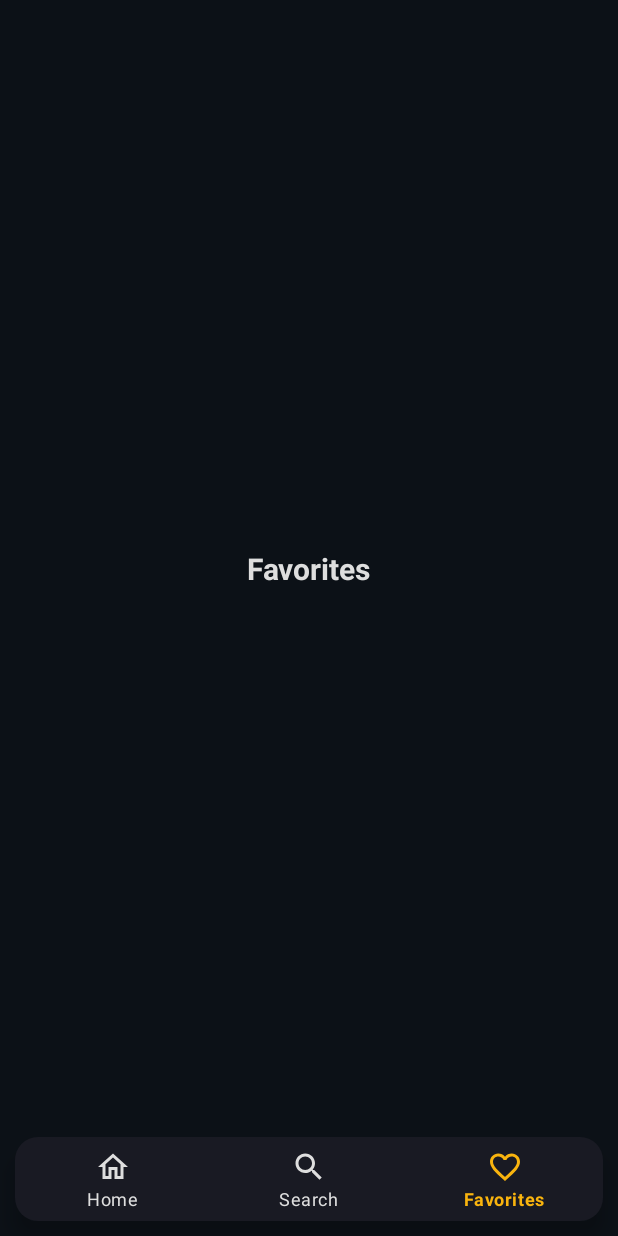
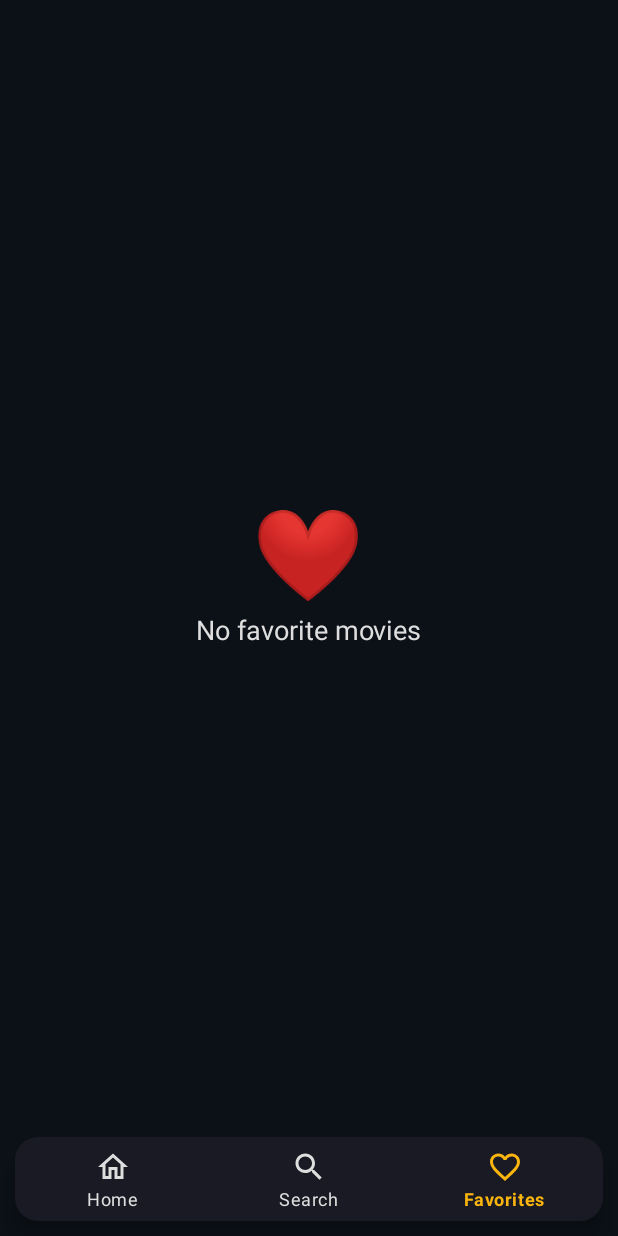
Before and after one commit to Daniel0110000/Movie-App, an Android app: the screen it shows after launch (MainActivity), item 3 of the bottom bar chosen, on a phone screen of 412 x 824 dp. Run offline under Robolectric (Android 15) with nearby library versions, the light colour scheme and no system bars; our stand-ins replace Dagger/Hilt's generated code, Picasso, Room's generated code, navigation-ui; pictures from the network do not load; 1 statement that could not run was skipped.

Commit message:
Creating the favorites window

```diff
--- a/app/src/main/java/com/example/movieapp/data/di/AppModule.kt
+++ b/app/src/main/java/com/example/movieapp/data/di/AppModule.kt
@@ -1,10 +1,15 @@
 package com.example.movieapp.data.di
 
+import android.content.Context
+import androidx.room.Room
 import com.example.movieapp.constants.ApplicationConstants.BASE_URL
 import com.example.movieapp.data.network.ApiService
+import com.example.movieapp.data.room.FavoritesDao
+import com.example.movieapp.data.room.FavoritesDatabase
 import dagger.Module
 import dagger.Provides
 import dagger.hilt.InstallIn
+import dagger.hilt.android.qualifiers.ApplicationContext
 import dagger.hilt.components.SingletonComponent
 import okhttp3.OkHttpClient
 import retrofit2.Retrofit
@@ -34,4 +39,13 @@ object AppModule {
         .readTimeout(120, TimeUnit.SECONDS)
         .build()
 
+    @Provides
+    @Singleton
+    fun providerFavoritesDao(@ApplicationContext context: Context): FavoritesDao{
+        return Room.databaseBuilder(
+            context,
+            FavoritesDatabase::class.java,
+            "favorites_database"
+        ).allowMainThreadQueries().build().getFavoritesDao()
+    }
 }
--- /dev/null
+++ b/app/src/main/java/com/example/movieapp/data/room/FavoritesDao.kt
@@ -0,0 +1,25 @@
+package com.example.movieapp.data.room
+
+import androidx.lifecycle.LiveData
+import androidx.room.Dao
+import androidx.room.Delete
+import androidx.room.Insert
+import androidx.room.OnConflictStrategy
+import androidx.room.Query
+
+@Dao
+interface FavoritesDao {
+
+    @Insert(onConflict = OnConflictStrategy.REPLACE)
+    suspend fun addFavoriteMovie(favorites: Favorites)
+
+    @Query("delete from favorites_table where movie_id =:movieId")
+    suspend fun deleteFavoriteMovie(movieId: Int)
+
+    @Query("select * from favorites_table")
+    fun getAllFavoritesMovies(): LiveData<List<Favorites>>
+
+    @Query("select * from favorites_table where movie_id =:movieId")
+    fun checkFavoriteMovie(movieId: Int): LiveData<List<Favorites>>
+
+}
--- /dev/null
+++ b/app/src/main/java/com/example/movieapp/data/room/FavoritesDatabase.kt
@@ -0,0 +1,14 @@
+package com.example.movieapp.data.room
+
+import androidx.room.Database
+import androidx.room.RoomDatabase
+
+@Database(
+    entities = [Favorites::class],
+    version = 1
+)
+abstract class FavoritesDatabase: RoomDatabase() {
+
+    abstract fun getFavoritesDao(): FavoritesDao
+
+}
--- /dev/null
+++ b/app/src/main/java/com/example/movieapp/repository/FavoritesRepository.kt
@@ -0,0 +1,18 @@
+package com.example.movieapp.repository
+
+import androidx.lifecycle.LiveData
+import com.example.movieapp.data.room.Favorites
+import com.example.movieapp.data.room.FavoritesDao
+import javax.inject.Inject
+
+class FavoritesRepository
+    @Inject
+    constructor(
+        private val favoritesDao: FavoritesDao
+    ){
+
+    fun getAllFavoritesMovie(): LiveData<List<Favorites>> {
+        return favoritesDao.getAllFavoritesMovies()
+    }
+
+}
--- a/app/src/main/java/com/example/movieapp/ui/Favorites.kt
+++ b/app/src/main/java/com/example/movieapp/ui/Favorites.kt
@@ -1,19 +1,68 @@
 package com.example.movieapp.ui
 
+import android.content.Intent
 import android.os.Bundle
 import androidx.fragment.app.Fragment
 import android.view.LayoutInflater
 import android.view.View
 import android.view.ViewGroup
+import androidx.fragment.app.viewModels
+import androidx.recyclerview.widget.GridLayoutManager
+import androidx.recyclerview.widget.LinearLayoutManager
 import com.example.movieapp.R
+import com.example.movieapp.adapter.MovieClickListener
+import com.example.movieapp.adapter.RecyclerFavoritesAdapter
+import com.example.movieapp.adapter.RecyclerMoviesAdapter
+import com.example.movieapp.data.models.TvShow
+import com.example.movieapp.databinding.FragmentFavoritesBinding
+import com.example.movieapp.viewModel.FavoritesViewModel
+import dagger.hilt.android.AndroidEntryPoint
 
-class Favorites : Fragment() {
+@AndroidEntryPoint
+class Favorites : Fragment(), MovieClickListener {
+
+    private var _binding: FragmentFavoritesBinding? = null
+    private val binding get() = _binding!!
+
+    private val viewModel: FavoritesViewModel by viewModels()
 
     override fun onCreateView(
         inflater: LayoutInflater, container: ViewGroup?,
         savedInstanceState: Bundle?
-    ): View? {
-        // Inflate the layout for this fragment
-        return inflater.inflate(R.layout.fragment_favorites, container, false)
+    ): View {
+
+        _binding = FragmentFavoritesBinding.inflate(inflater, container, false)
+
+        initUI()
+
+        return binding.root
+
+    }
+
+    private fun initUI(){
+        viewModel.allFavoriteMovies().observe(viewLifecycleOwner){ favorites ->
+            if(favorites.isNotEmpty()){
+                binding.recyclerFavorites.visibility = View.VISIBLE
+                binding.noFavoriteMoviesLayout.visibility = View.GONE
+                initRecyclerViewFavorites(favorites)
+            }else{
+                binding.noFavoriteMoviesLayout.visibility = View.VISIBLE
+                binding.recyclerFavorites.visibility = View.GONE
+            }
+        }
+    }
+
+    private fun initRecyclerViewFavorites(favoritesList: List<com.example.movieapp.data.room.Favorites>){
+        binding.recyclerFavorites.apply {
+            hasFixedSize()
+            layoutManager = GridLayoutManager(context, 2)
+            adapter = RecyclerFavoritesAdapter(favoritesList, this@Favorites)
+        }
+    }
+
+    override fun onItemClick(id: Int) {
+        val showDetails = Intent(context, ShowDetails::class.java)
+        showDetails.putExtra("id", id)
+        startActivity(showDetails)
     }
 }
--- /dev/null
+++ b/app/src/main/java/com/example/movieapp/viewModel/FavoritesViewModel.kt
@@ -0,0 +1,27 @@
+package com.example.movieapp.viewModel
+
+import androidx.lifecycle.LiveData
+import androidx.lifecycle.MutableLiveData
+import androidx.lifecycle.ViewModel
+import androidx.lifecycle.viewModelScope
+import com.example.movieapp.data.models.MovieResponse
+import com.example.movieapp.data.room.Favorites
+import com.example.movieapp.repository.FavoritesRepository
+import dagger.hilt.android.lifecycle.HiltViewModel
+import kotlinx.coroutines.Dispatchers
+import kotlinx.coroutines.launch
+import kotlinx.coroutines.withContext
+import javax.inject.Inject
+
+@HiltViewModel
+class FavoritesViewModel
+    @Inject
+    constructor(
+        private val favoritesRepository: FavoritesRepository
+    ): ViewModel() {
+
+    fun allFavoriteMovies(): LiveData<List<Favorites>>{
+        return favoritesRepository.getAllFavoritesMovie()
+    }
+
+}
--- /dev/null
+++ b/app/src/main/res/drawable/ic_delete.xml
@@ -0,0 +1,5 @@
+<vector android:height="24dp" android:tint="#FFFFFF"
+    android:viewportHeight="24" android:viewportWidth="24"
+    android:width="24dp" xmlns:android="http://schemas.android.com/apk/res/android">
+    <path android:fillColor="@android:color/white" android:pathData="M6,19c0,1.1 0.9,2 2,2h8c1.1,0 2,-0.9 2,-2V7H6v12zM19,4h-3.5l-1,-1h-5l-1,1H5v2h14V4z"/>
+</vector>
--- /dev/null
+++ b/app/src/main/res/drawable/ic_favorite.xml
@@ -0,0 +1,5 @@
+<vector android:height="24dp" android:tint="#FFFFFF"
+    android:viewportHeight="24" android:viewportWidth="24"
+    android:width="24dp" xmlns:android="http://schemas.android.com/apk/res/android">
+    <path android:fillColor="@android:color/white" android:pathData="M12,21.35l-1.45,-1.32C5.4,15.36 2,12.28 2,8.5 2,5.42 4.42,3 7.5,3c1.74,0 3.41,0.81 4.5,2.09C13.09,3.81 14.76,3 16.5,3 19.58,3 22,5.42 22,8.5c0,3.78 -3.4,6.86 -8.55,11.54L12,21.35z"/>
+</vector>
--- a/app/src/main/res/layout/activity_show_details.xml
+++ b/app/src/main/res/layout/activity_show_details.xml
@@ -53,7 +53,7 @@
             app:layout_constraintStart_toStartOf="parent" />
 
         <com.google.android.material.floatingactionbutton.FloatingActionButton
-            android:id="@+id/floatingActionButton2"
+            android:id="@+id/add_favorite_movie"
             android:layout_width="wrap_content"
             android:layout_height="wrap_content"
             android:layout_marginTop="-30dp"
@@ -64,7 +64,7 @@
             app:borderWidth="0dp"
             app:layout_constraintEnd_toEndOf="parent"
             app:layout_constraintTop_toBottomOf="@id/images_from_the_film"
-            app:srcCompat="@drawable/ic_favorites"
+            app:srcCompat="@drawable/ic_outline_favorite"
             app:tint="@color/white"
             android:contentDescription="@string/favorite_movie" />
 
--- a/app/src/main/res/layout/fragment_favorites.xml
+++ b/app/src/main/res/layout/fragment_favorites.xml
@@ -6,15 +6,40 @@
     xmlns:app="http://schemas.android.com/apk/res-auto"
     tools:context=".ui.Favorites">
 
-    <TextView
+    <androidx.recyclerview.widget.RecyclerView
+        android:id="@+id/recycler_favorites"
+        android:layout_width="match_parent"
+        android:layout_height="0dp"
+        android:visibility="gone"
+        app:layout_constraintTop_toTopOf="parent"
+        app:layout_constraintStart_toStartOf="parent"
+        app:layout_constraintEnd_toEndOf="parent"
+        app:layout_constraintBottom_toBottomOf="parent"/>
+
+    <LinearLayout
+        android:id="@+id/no_favorite_movies_layout"
         android:layout_width="wrap_content"
         android:layout_height="wrap_content"
-        android:text="Favorites"
-        android:textStyle="bold"
-        android:textSize="20sp"
+        android:orientation="vertical"
+        android:gravity="center"
+        android:visibility="gone"
         app:layout_constraintTop_toTopOf="parent"
         app:layout_constraintBottom_toBottomOf="parent"
         app:layout_constraintStart_toStartOf="parent"
-        app:layout_constraintEnd_toEndOf="parent"/>
+        app:layout_constraintEnd_toEndOf="parent">
+
+        <TextView
+            android:layout_width="wrap_content"
+            android:layout_height="wrap_content"
+            android:text="@string/icon_fav"
+            android:textSize="60sp"/>
+
+        <TextView
+            android:layout_width="wrap_content"
+            android:layout_height="wrap_content"
+            android:text="@string/no_favorite_movies"
+            android:textSize="18sp"/>
+
+    </LinearLayout>
 
 </androidx.constraintlayout.widget.ConstraintLayout>
--- a/app/src/main/res/menu/bottom_navigation_menu.xml
+++ b/app/src/main/res/menu/bottom_navigation_menu.xml
@@ -17,7 +17,7 @@
     <item
         android:id="@+id/favorites"
         android:title="@string/favorites"
-        android:icon="@drawable/ic_favorites"
+        android:icon="@drawable/ic_outline_favorite"
         app:showAsAction="ifRoom"/>
 
 </menu>
--- a/app/src/main/res/values/strings.xml
+++ b/app/src/main/res/values/strings.xml
@@ -10,4 +10,6 @@
     <string name="back_layout">back layout</string>
     <string name="favorite_movie">favorite movie</string>
     <string name="description">Description</string>
+    <string name="icon_fav">❤️</string>
+    <string name="no_favorite_movies">No favorite movies</string>
 </resources>
```
Also changed, not shown: app/src/main/java/com/example/movieapp/adapter/RecyclerFavoritesAdapter.kt (added, +46 -0 lines), app/src/main/java/com/example/movieapp/data/room/Favorites.kt (added, +13 -0 lines), app/src/main/java/com/example/movieapp/repository/ShowDetailsRepository.kt (+18 -1 lines), app/src/main/java/com/example/movieapp/ui/ShowDetails.kt (+21 -1 lines), app/src/main/java/com/example/movieapp/viewModel/ShowDetailsViewModel.kt (+24 -0 lines), app/src/main/res/drawable/ic_outline_favorite.xml (renamed from app/src/main/res/drawable/ic_favorites.xml).
